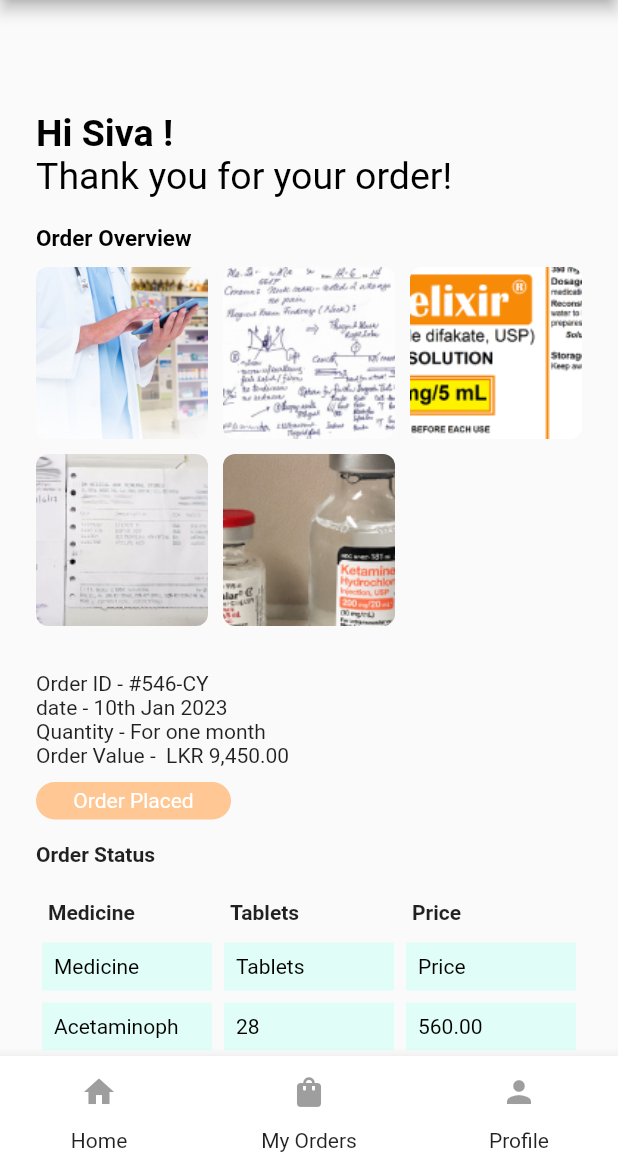
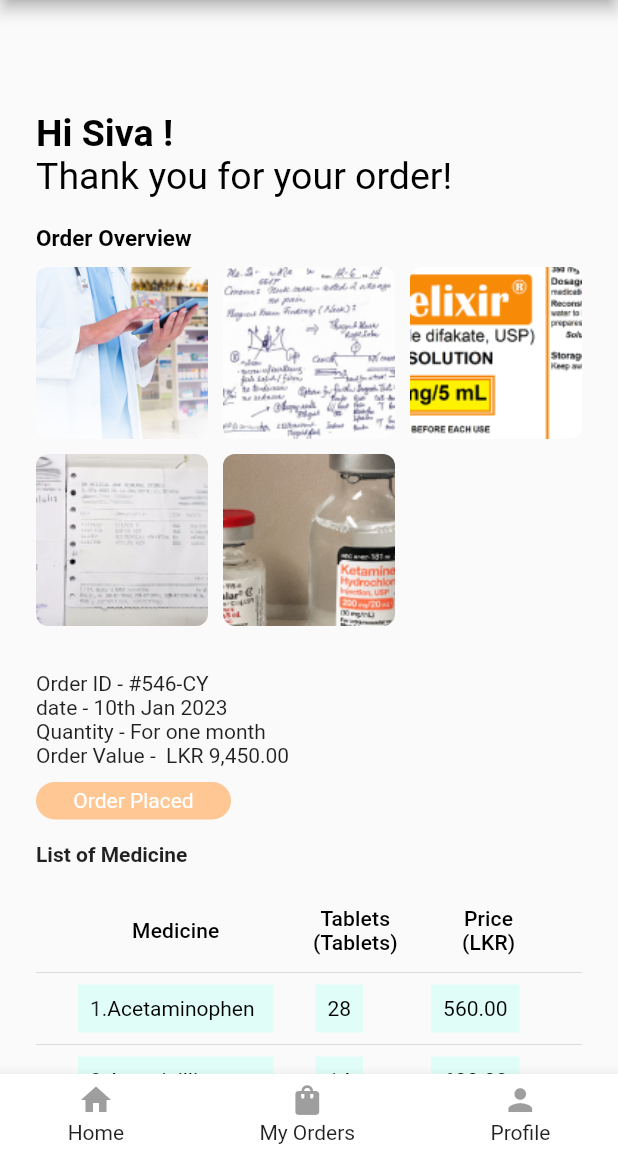
Before and after one commit to johndanu/UV-Capsule, a Flutter app: the OrderPlaced screen opened directly, on a phone screen of 412 x 824 dp, the part 84-1236 px from its top. Run offline on Flutter 3.47's test engine with Material 2 defaults, Android fonts, the phone set to English and light mode, and no system bars; our stand-ins replace intl_phone_field; missing offline and left inert: autocomplete_textfield.

Commit message:
almost done

```diff
--- a/lib/Screens/orderPlaced.dart
+++ b/lib/Screens/orderPlaced.dart
@@ -17,14 +17,28 @@ class _OrderPlacedState extends State<OrderPlaced> {
     'assets/images/grid5.png',
   ];
 
-  final List<List<String>> tableData = [
-    ['Medicine', 'Tablets', 'Price'],
-    ['Acetaminoph ', '28', '560.00'],
-    ['Amoxicilli', '14', '630.00'],
-    ['Ibuprofen ', '07', '714.00'],
+  final List<Map<String, String>> tableData = [
+    {
+      'Medicine': 'Acetaminophen',
+      'Tablets': '28',
+      'Price': '560.00',
+    },
+    {
+      'Medicine': 'Amoxicillin',
+      'Tablets': '14',
+      'Price': '630.00',
+    },
+    {
+      'Medicine': 'Ibuprofen',
+      'Tablets': '07',
+      'Price': '714.00',
+    },
+    {
+      'Medicine': 'Omeprazole',
+      'Tablets': '07',
+      'Price': '602.00',
+    },
   ];
-
-
 
   @override
   Widget build(BuildContext context) {
@@ -198,53 +212,122 @@ class _OrderPlacedState extends State<OrderPlaced> {
                 height: 15,
               ),
               Text(
-                "Order Status",
+                "List of Medicine",
                 style: TextStyle(fontWeight: FontWeight.w700),
               ),
               SizedBox(
                 height: 15,
               ),
-              Table(
-                children: List.generate(tableData.length + 1, (rowIndex) {
-                  if (rowIndex == 0) {
-                    // Add table headings
-                    return TableRow(
-                      children: List.generate(tableData[0].length, (colIndex) {
-                        final cellData = tableData[0][colIndex];
+    Container(
+  width: double.infinity,
+  child: DataTable(
+    columnSpacing: 20.0, // Adjust the spacing between columns
+    dividerThickness: 0.0, // Remove the lines between rows
+    columns: [
+      DataColumn(label: Expanded(child: Text('Medicine',textAlign: TextAlign.center,))),
+      DataColumn(label: Expanded(child: Text('Tablets\n(Tablets)',textAlign: TextAlign.center,))),
+      DataColumn(label: Expanded(child: Text('Price\n(LKR)',textAlign: TextAlign.center,))),
+    ],
+    rows: [...List<DataRow>.generate(tableData.length, (index) {
+      final counter = index + 1;
+      final rowData = tableData[index];
+      return DataRow(
+        cells: [
+          DataCell(
+            Container(
+              width: double.infinity,
+              padding: const EdgeInsets.all(8.0),
+              margin: const EdgeInsets.all(4.0),
+              decoration: const BoxDecoration(
+                color: Color(0xffE0FEF7),
+              ),
+              child: Row(
+                children: [
+                  Text('$counter.'),
+                  Expanded(
+                    child: Text(
+                      rowData['Medicine'] ?? '',
+                      style: const TextStyle(color: Colors.black),
+                      overflow: TextOverflow.ellipsis, // Handle text overflow
+                    ),
+                  ),
+                ],
+              ),
+            ),
+          ),
+          DataCell(
+            Container(
+              padding: const EdgeInsets.all(8.0),
+              margin: const EdgeInsets.all(4.0),
+              decoration: const BoxDecoration(
+                color: Color(0xffE0FEF7),
+              ),
+              child: Text(
+                rowData['Tablets'] ?? '',
+                style: const TextStyle(color: Colors.black),
+                overflow: TextOverflow.ellipsis, // Handle text overflow
+              ),
+            ),
+          ),
+          DataCell(
+            Container(
+              padding: const EdgeInsets.all(8.0),
+              decoration: const BoxDecoration(
+                color: Color(0xffE0FEF7),
+              ),
+              child: Text(
+                rowData['Price'] ?? '',
+                style: const TextStyle(color: Colors.black),
+                overflow: TextOverflow.ellipsis, // Handle text overflow
+              ),
+            ),
+          ),
+        ],
+      );
+    }),   DataRow(
+        // Add the "Total Price" and "Amount" row
+        cells: [
+          DataCell(
+            Container(
+              width: double.infinity,
+              padding: const EdgeInsets.all(8.0),
+              margin: const EdgeInsets.all(4.0),
+              decoration: const BoxDecoration(
+                color: Color(0xffE0FEF7),
+              ),
+              child: Expanded(
+                child: Text(
+                  'TOTAL PRICE',
+                  style: const TextStyle(color: Colors.black,fontWeight: FontWeight.w600,fontSize: 15),
+                ),
+              ),
+            ),
+          ),
+          DataCell(
+            Container(
+              child: Text(
+                '',
+              ),
+            ),
+          ),
+          DataCell(
+            Container(
+              padding: const EdgeInsets.all(8.0),
+              decoration: const BoxDecoration(
+                color: Color(0xffE0FEF7),
+              ),
+              child: Text(
+                '2506.00',
+                style: const TextStyle(color: Colors.black,fontWeight: FontWeight.w600,fontSize: 15),
+              ),
+            ),
+          ),
+        ],
+      ),
 
-                        return Container(
-                          padding: const EdgeInsets.all(8.0),
-                          child: Text(
-                            cellData,
-                            style: const TextStyle(fontWeight: FontWeight.bold),
-                          ),
-                        );
-                      }),
-                    );
-                  } else {
-                    // Add table rows
-                    return TableRow(
-                      children: List.generate(tableData[rowIndex - 1].length,
-                          (colIndex) {
-                        final cellData = tableData[rowIndex - 1][colIndex];
-
-                        return Container(
-                          padding: const EdgeInsets.all(8.0),
-                          margin: const EdgeInsets.all(
-                              4.0), // Add a small margin for gap
-                          decoration:
-                              const BoxDecoration(color: Color(0xffE0FEF7)),
-                          child: Text(
-                            cellData,
-                            style: const TextStyle(color: Colors.black),
-                          ),
-                        );
-                      }),
-                    );
-                  }
-                }),
-              ),
-              const SizedBox(
+            ]),
+),
+const SizedBox(
                 height: 40,
               ),
               const Text(
@@ -258,7 +341,7 @@ class _OrderPlacedState extends State<OrderPlaced> {
                   width: double.infinity,
                   decoration: const BoxDecoration(color: Color(0xffE0FEF7)),
                   child: Padding(
-                    padding: const EdgeInsets.all(32.0),
+                    padding: const EdgeInsets.all(24.0),
                     child: Column(
                       children: [
                         Container(
--- a/lib/Screens/searchResult.dart
+++ b/lib/Screens/searchResult.dart
@@ -22,7 +22,7 @@ class _SearchResultState extends State<SearchResult> {
       appBar: MyAppBar(),
       body: SingleChildScrollView(
         child: Padding(
-          padding: const EdgeInsets.all(24.0),
+          padding: const EdgeInsets.all(16.0),
           child: Column(
             crossAxisAlignment: CrossAxisAlignment.start,
             children: [
@@ -77,6 +77,7 @@ class _SearchResultState extends State<SearchResult> {
                           children: [
                             const Text(
                               "Groups by Hospitals",
+
                               style: TextStyle(
                                   fontSize: 15, fontWeight: FontWeight.w400),
                             ),
--- a/lib/widgets/myBottomBar.dart
+++ b/lib/widgets/myBottomBar.dart
@@ -15,7 +15,9 @@ class _MyBottomBarState extends State<MyBottomBar> {
 
   @override
   Widget build(BuildContext context) {
-    return BottomAppBar(
+    return Container(
+      // height: 70, // Adjust the height as desired
+      child: BottomAppBar(
         child: Row(
           mainAxisAlignment: MainAxisAlignment.spaceAround,
           children: [
@@ -23,6 +25,7 @@ class _MyBottomBarState extends State<MyBottomBar> {
             buildBottomBarButton(Icons.shopping_bag, 'My Orders', 1),
             buildBottomBarButton(Icons.person, 'Profile', 2),
           ],
+        ),
       ),
     );
   }
@@ -38,24 +41,22 @@ class _MyBottomBarState extends State<MyBottomBar> {
 
         navigateToScreen(index);
       },
+      child: Padding(
+        padding: const EdgeInsets.symmetric(vertical: 5),
         child: Column(
           mainAxisSize: MainAxisSize.min,
+        mainAxisAlignment: MainAxisAlignment.center,
           children: [
-          IconButton(
-            icon: Icon(
+
+             Icon(
                 icon,
                 color: buttonColor,
               ),
-            onPressed: () {
-              setState(() {
-                selectedIndex = index;
-              });
 
-              navigateToScreen(index);
-            },
-          ),
+          SizedBox(height: 2,),
             Text(text),
           ],
+        ),
       ),
     );
   }
```
Also changed, not shown: lib/Screens/HomeScreen/home.dart (+9 -1 lines), lib/Screens/eChannelling.dart (+122 -25 lines). Lines whose indentation alone changed are shown as unchanged.
